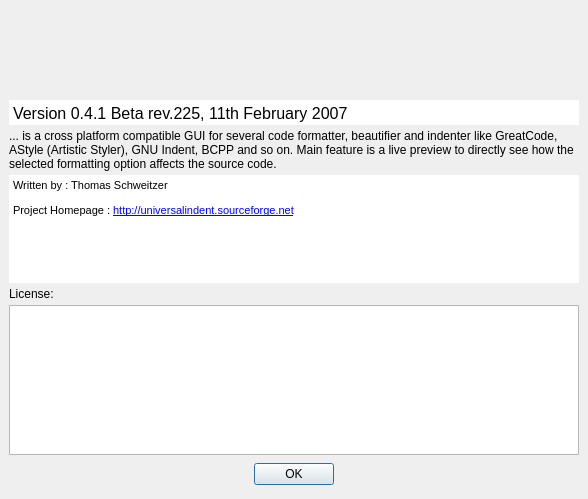
Qt form src/aboutdialog.ui (danblakemore/universal-indent-gui) before a commit.
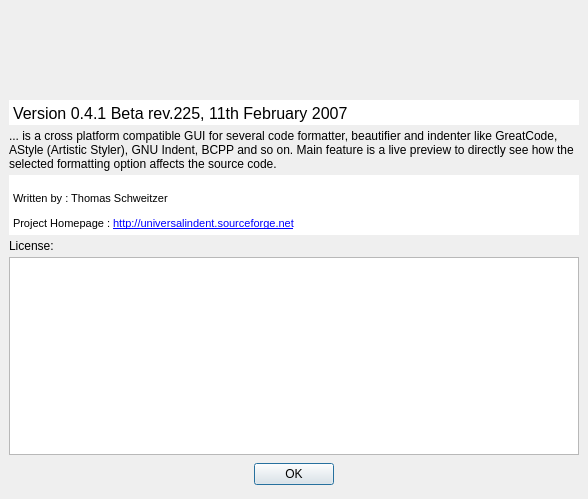
The same form after that commit. Icons and pictures are not drawn.

Commit message: Redesigned about dialog for easier translation and done some translations

Diff of the .ui file:
```diff
--- a/src/aboutdialog.ui
+++ b/src/aboutdialog.ui
@@ -128,7 +128,7 @@
      <property name="maximumSize" >
       <size>
        <width>16777215</width>
-       <height>150</height>
+       <height>60</height>
       </size>
      </property>
      <property name="acceptDrops" >
@@ -147,8 +147,9 @@
       <string>&lt;html>&lt;head>&lt;meta name="qrichtext" content="1" />&lt;style type="text/css">
 p, li { white-space: pre-wrap; }
 &lt;/style>&lt;/head>&lt;body style=" font-family:'MS Shell Dlg 2'; font-size:8.25pt; font-weight:400; font-style:normal; text-decoration:none;">
-&lt;p style=" margin-top:12px; margin-bottom:12px; margin-left:0px; margin-right:0px; -qt-block-indent:0; text-indent:0px;">Written by : Thomas Schweitzer &lt;/p>
-&lt;p style=" margin-top:12px; margin-bottom:12px; margin-left:0px; margin-right:0px; -qt-block-indent:0; text-indent:0px;">Project Homepage : &lt;a href="http://universalindent.sourceforge.net">&lt;span style=" text-decoration: underline; color:#0000ff;">http://universalindent.sourceforge.net&lt;/span>&lt;/a> &lt;/p>&lt;/body>&lt;/html></string>
+&lt;p style=" margin-top:12px; margin-bottom:12px; margin-left:0px; margin-right:0px; -qt-block-indent:0; text-indent:0px; font-size:8pt;">&lt;br />Written by : Thomas Schweitzer&lt;/p>
+&lt;p style=" margin-top:12px; margin-bottom:12px; margin-left:0px; margin-right:0px; -qt-block-indent:0; text-indent:0px; font-size:8pt;">Project Homepage : &lt;a href="http://universalindent.sourceforge.net">&lt;span style=" text-decoration: underline; color:#0000ff;">http://universalindent.sourceforge.net&lt;/span>&lt;/a>&lt;/p>
+&lt;p style=" margin-top:0px; margin-bottom:0px; margin-left:0px; margin-right:0px; -qt-block-indent:0; text-indent:0px; font-size:8pt;">    &lt;/p>&lt;/body>&lt;/html></string>
      </property>
     </widget>
    </item>
```
The commit also changes 1 other file.
